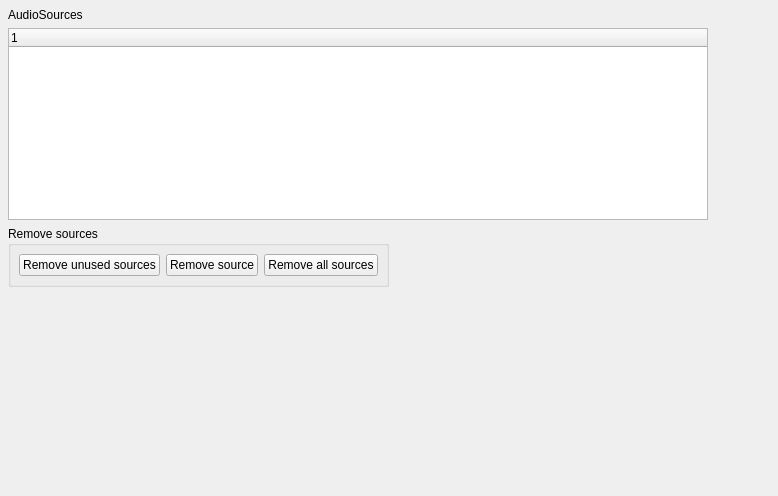
Before: the Qt Designer form src/traverso/ui/AudioSourcesManagerWidget.ui in ErwanLegrand/Traverso-DAW, drawn with Qt 5.
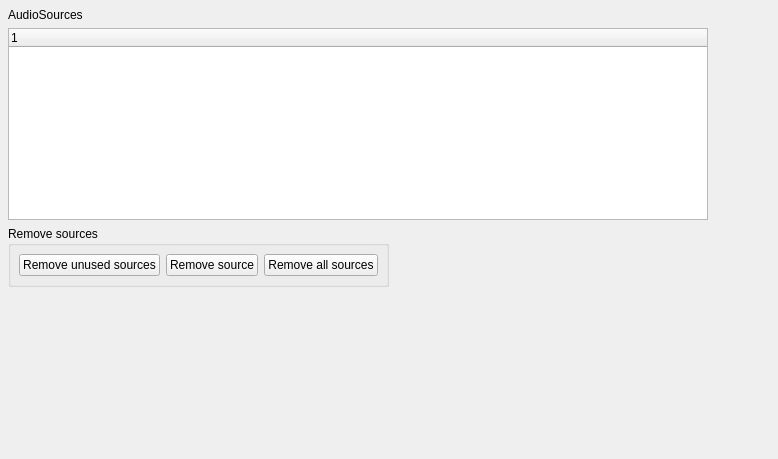
After: the same form once the commit is applied.

Patch:
```diff
--- a/src/traverso/ui/AudioSourcesManagerWidget.ui
+++ b/src/traverso/ui/AudioSourcesManagerWidget.ui
@@ -9,7 +9,7 @@
     <x>0</x>
     <y>0</y>
     <width>778</width>
-    <height>496</height>
+    <height>459</height>
    </rect>
   </property>
   <property name="windowTitle" >
```
Left out of the diff: 2 changed lines with no effect on the pictures.
